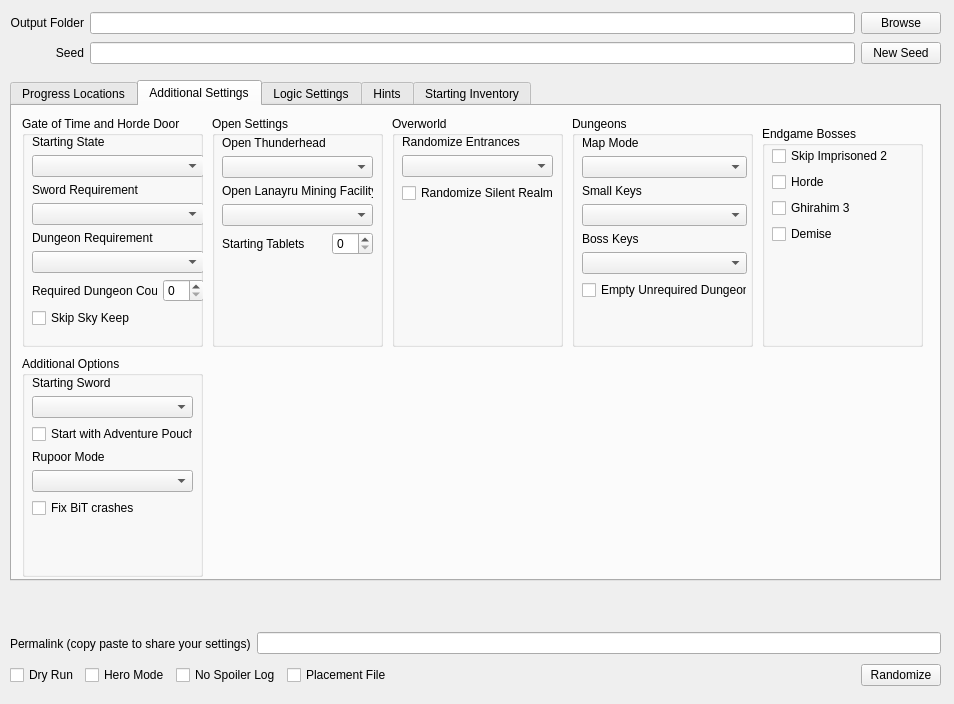
ssrando/ssrando, file gui/randogui.ui: the form before one commit.
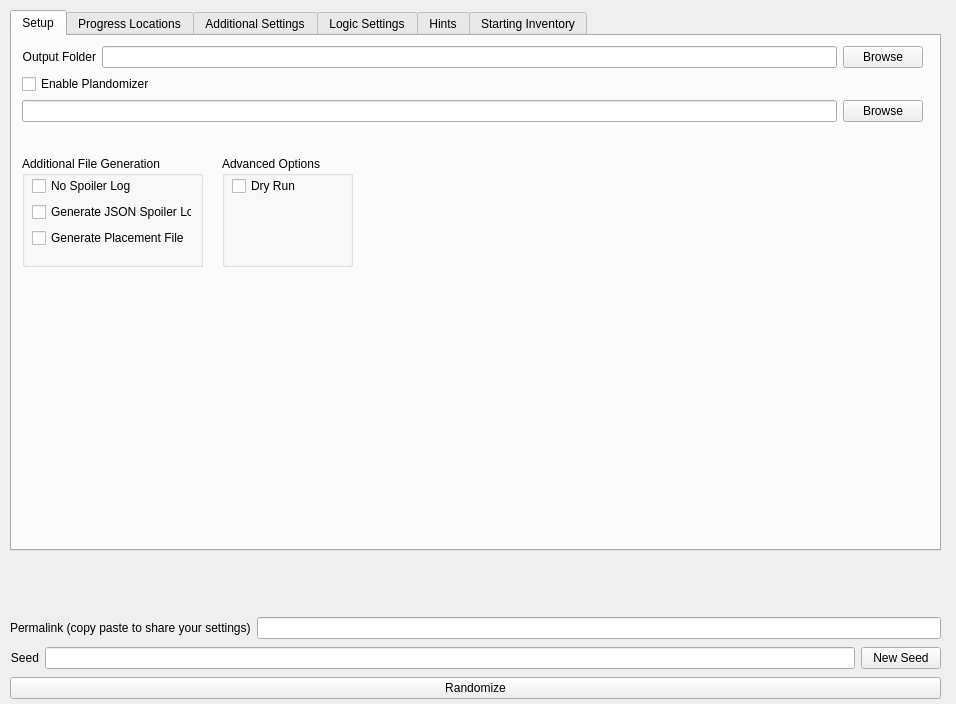
The form after the commit.

Commit message: added setup tab to the ui and rearranged existing elements

What changed in the file:
```diff
--- a/gui/randogui.ui
+++ b/gui/randogui.ui
@@ -6,7 +6,7 @@
    <rect>
     <x>0</x>
     <y>0</y>
-    <width>954</width>
+    <width>956</width>
     <height>704</height>
    </rect>
   </property>
@@ -26,24 +26,57 @@
      <verstretch>0</verstretch>
     </sizepolicy>
    </property>
-   <widget class="QWidget" name="gridLayoutWidget">
+   <widget class="QLabel" name="option_description">
+    <property name="enabled">
+     <bool>true</bool>
+    </property>
     <property name="geometry">
      <rect>
       <x>10</x>
-      <y>10</y>
+      <y>570</y>
       <width>931</width>
-      <height>58</height>
+      <height>31</height>
      </rect>
     </property>
-    <layout class="QGridLayout" name="gridLayout">
-     <item row="1" column="7">
-      <widget class="QPushButton" name="seed_button">
        <property name="text">
-        <string>New Seed</string>
-       </property>
-      </widget>
-     </item>
-     <item row="0" column="0">
+     <string/>
+    </property>
+    <property name="wordWrap">
+     <bool>true</bool>
+    </property>
+   </widget>
+   <widget class="QTabWidget" name="tabWidget">
+    <property name="geometry">
+     <rect>
+      <x>10</x>
+      <y>10</y>
+      <width>931</width>
+      <height>541</height>
+     </rect>
+    </property>
+    <property name="toolTip">
+     <string/>
+    </property>
+    <property name="currentIndex">
+     <number>0</number>
+    </property>
+    <widget class="QWidget" name="tab">
+     <attribute name="title">
+      <string>Setup</string>
+     </attribute>
+     <widget class="QWidget" name="verticalLayoutWidget_9">
+      <property name="geometry">
+       <rect>
+        <x>10</x>
+        <y>10</y>
+        <width>901</width>
+        <height>101</height>
+       </rect>
+      </property>
+      <layout class="QVBoxLayout" name="verticalLayout_29">
+       <item>
+        <layout class="QHBoxLayout" name="horizontalLayout_7">
+         <item>
       <widget class="QLabel" name="label_2">
        <property name="text">
         <string>Output Folder</string>
@@ -53,70 +86,80 @@
        </property>
       </widget>
      </item>
-     <item row="1" column="0">
-      <widget class="QLabel" name="label_3">
-       <property name="toolTip">
-        <string/>
-       </property>
-       <property name="toolTipDuration">
-        <number>-1</number>
-       </property>
-       <property name="statusTip">
-        <string/>
-       </property>
-       <property name="layoutDirection">
-        <enum>Qt::LeftToRight</enum>
-       </property>
-       <property name="autoFillBackground">
-        <bool>false</bool>
-       </property>
-       <property name="text">
-        <string>Seed</string>
-       </property>
-       <property name="alignment">
-        <set>Qt::AlignRight|Qt::AlignTrailing|Qt::AlignVCenter</set>
-       </property>
-      </widget>
-     </item>
-     <item row="0" column="7">
-      <widget class="QPushButton" name="ouput_folder_browse_button">
-       <property name="text">
-        <string>Browse</string>
-       </property>
-      </widget>
-     </item>
-     <item row="1" column="1">
-      <widget class="QLineEdit" name="seed"/>
-     </item>
-     <item row="0" column="1">
+         <item>
       <widget class="QLineEdit" name="output_folder"/>
      </item>
-    </layout>
-   </widget>
-   <widget class="QWidget" name="horizontalLayoutWidget">
-    <property name="geometry">
-     <rect>
-      <x>10</x>
-      <y>660</y>
-      <width>931</width>
-      <height>31</height>
-     </rect>
-    </property>
-    <layout class="QHBoxLayout" name="horizontalLayout">
+         <item>
+          <widget class="QPushButton" name="ouput_folder_browse_button">
+           <property name="text">
+            <string>Browse</string>
+           </property>
+          </widget>
+         </item>
+        </layout>
+       </item>
      <item>
-      <widget class="QCheckBox" name="option_dry_run">
+        <layout class="QVBoxLayout" name="verticalLayout_32">
+         <item>
+          <widget class="QCheckBox" name="option_plando">
        <property name="text">
-        <string>Dry Run</string>
+            <string>Enable Plandomizer</string>
        </property>
       </widget>
      </item>
      <item>
-      <widget class="QCheckBox" name="option_hero_mode">
+          <layout class="QHBoxLayout" name="horizontalLayout_19">
+           <item>
+            <widget class="QLineEdit" name="plando_file"/>
+           </item>
+           <item>
+            <widget class="QPushButton" name="plando_file_browse">
        <property name="text">
-        <string>Hero Mode</string>
+              <string>Browse</string>
        </property>
       </widget>
      </item>
+          </layout>
+         </item>
+        </layout>
+       </item>
+       <item>
+        <spacer name="verticalSpacer_12">
+         <property name="orientation">
+          <enum>Qt::Vertical</enum>
+         </property>
+         <property name="sizeHint" stdset="0">
+          <size>
+           <width>20</width>
+           <height>40</height>
+          </size>
+         </property>
+        </spacer>
+       </item>
+      </layout>
+     </widget>
+     <widget class="QGroupBox" name="groupBox_12">
+      <property name="geometry">
+       <rect>
+        <x>10</x>
+        <y>120</y>
+        <width>181</width>
+        <height>111</height>
+       </rect>
+      </property>
+      <property name="title">
+       <string>Additional File Generation</string>
+      </property>
+      <widget class="QWidget" name="verticalLayoutWidget_13">
+       <property name="geometry">
+        <rect>
+         <x>10</x>
+         <y>20</y>
+         <width>160</width>
+         <height>80</height>
+        </rect>
+       </property>
+       <layout class="QVBoxLayout" name="verticalLayout_33">
      <item>
       <widget class="QCheckBox" name="option_no_spoiler_log">
        <property name="text">
@@ -124,91 +167,82 @@
        </property>
       </widget>
      </item>
+        <item>
+         <widget class="QCheckBox" name="option_json_spoiler">
+          <property name="text">
+           <string>Generate JSON Spoiler Log</string>
+          </property>
+         </widget>
+        </item>
      <item>
       <widget class="QCheckBox" name="option_out_placement_file">
        <property name="text">
-        <string>Placement File</string>
+           <string>Generate Placement File</string>
        </property>
       </widget>
      </item>
      <item>
-      <spacer name="horizontalSpacer">
+         <spacer name="verticalSpacer_13">
        <property name="orientation">
-        <enum>Qt::Horizontal</enum>
+           <enum>Qt::Vertical</enum>
        </property>
        <property name="sizeHint" stdset="0">
         <size>
-         <width>40</width>
-         <height>20</height>
+            <width>20</width>
+            <height>40</height>
         </size>
        </property>
       </spacer>
      </item>
-     <item>
-      <widget class="QPushButton" name="randomize_button">
-       <property name="text">
-        <string>Randomize</string>
-       </property>
-      </widget>
-     </item>
-    </layout>
-   </widget>
-   <widget class="QLabel" name="option_description">
-    <property name="enabled">
-     <bool>true</bool>
-    </property>
+       </layout>
+      </widget>
+     </widget>
+     <widget class="QGroupBox" name="groupBox_13">
     <property name="geometry">
      <rect>
-      <x>10</x>
-      <y>590</y>
-      <width>931</width>
-      <height>31</height>
-     </rect>
-    </property>
-    <property name="text">
-     <string/>
-    </property>
-    <property name="wordWrap">
-     <bool>true</bool>
-    </property>
-   </widget>
-   <widget class="QWidget" name="horizontalLayoutWidget_2">
+        <x>210</x>
+        <y>120</y>
+        <width>131</width>
+        <height>111</height>
+       </rect>
+      </property>
+      <property name="title">
+       <string>Advanced Options</string>
+      </property>
+      <widget class="QWidget" name="verticalLayoutWidget_14">
     <property name="geometry">
      <rect>
       <x>10</x>
-      <y>630</y>
-      <width>931</width>
-      <height>27</height>
-     </rect>
-    </property>
-    <layout class="QHBoxLayout" name="horizontalLayout_3">
+         <y>20</y>
+         <width>111</width>
+         <height>81</height>
+        </rect>
+       </property>
+       <layout class="QVBoxLayout" name="verticalLayout_34">
      <item>
-      <widget class="QLabel" name="permalink_label">
+         <widget class="QCheckBox" name="option_dry_run">
        <property name="text">
-        <string>Permalink (copy paste to share your settings)</string>
+           <string>Dry Run</string>
        </property>
       </widget>
      </item>
      <item>
-      <widget class="QLineEdit" name="permalink"/>
+         <spacer name="verticalSpacer_14">
+          <property name="orientation">
+           <enum>Qt::Vertical</enum>
+          </property>
+          <property name="sizeHint" stdset="0">
+           <size>
+            <width>20</width>
+            <height>40</height>
+           </size>
+          </property>
+         </spacer>
      </item>
     </layout>
    </widget>
-   <widget class="QTabWidget" name="tabWidget">
-    <property name="geometry">
-     <rect>
-      <x>10</x>
-      <y>80</y>
-      <width>931</width>
-      <height>501</height>
-     </rect>
-    </property>
-    <property name="toolTip">
-     <string/>
-    </property>
-    <property name="currentIndex">
-     <number>1</number>
-    </property>
+     </widget>
+    </widget>
     <widget class="QWidget" name="tab_3">
      <attribute name="title">
       <string>Progress Locations</string>
@@ -582,7 +616,7 @@
         <x>10</x>
         <y>10</y>
         <width>181</width>
-        <height>231</height>
+        <height>251</height>
        </rect>
       </property>
       <property name="title">
@@ -593,8 +627,8 @@
         <rect>
          <x>10</x>
          <y>19</y>
-         <width>172</width>
-         <height>205</height>
+         <width>164</width>
+         <height>221</height>
         </rect>
        </property>
        <layout class="QVBoxLayout" name="verticalLayout">
@@ -643,7 +677,7 @@
             <item>
              <widget class="QLabel" name="label_for_option_required_dungeon_count">
               <property name="text">
-               <string>Required Dungeon Count</string>
+               <string>Required Dungeons</string>
               </property>
              </widget>
             </item>
@@ -699,7 +733,7 @@
         <x>560</x>
         <y>10</y>
         <width>181</width>
-        <height>231</height>
+        <height>251</height>
        </rect>
       </property>
       <property name="title">
@@ -711,7 +745,7 @@
          <x>10</x>
          <y>20</y>
          <width>165</width>
-         <height>204</height>
+         <height>221</height>
         </rect>
        </property>
        <layout class="QVBoxLayout" name="verticalLayout_10">
@@ -786,7 +820,7 @@
         <x>750</x>
         <y>20</y>
         <width>161</width>
-        <height>221</height>
+        <height>241</height>
        </rect>
       </property>
       <property name="title">
@@ -798,7 +832,7 @@
          <x>10</x>
          <y>20</y>
          <width>148</width>
-         <height>191</height>
+         <height>211</height>
         </rect>
        </property>
        <layout class="QVBoxLayout" name="verticalLayout_14">
@@ -852,7 +886,7 @@
         <x>200</x>
         <y>10</y>
         <width>171</width>
-        <height>231</height>
+        <height>251</height>
        </rect>
       </property>
       <property name="title">
@@ -864,7 +898,7 @@
          <x>10</x>
          <y>20</y>
          <width>151</width>
-         <height>201</height>
+         <height>221</height>
         </rect>
        </property>
        <layout class="QVBoxLayout" name="verticalLayout_2">
@@ -939,7 +973,7 @@
         <x>380</x>
         <y>10</y>
         <width>171</width>
-        <height>231</height>
+        <height>251</height>
        </rect>
       </property>
       <property name="title">
@@ -951,7 +985,7 @@
          <x>10</x>
          <y>19</y>
          <width>151</width>
-         <height>201</height>
+         <height>221</height>
         </rect>
        </property>
        <layout class="QVBoxLayout" name="verticalLayout_7">
@@ -1006,9 +1040,9 @@
       <property name="geometry">
        <rect>
         <x>10</x>
-        <y>250</y>
+        <y>270</y>
         <width>181</width>
-        <height>221</height>
+        <height>241</height>
        </rect>
       </property>
       <property name="title">
@@ -1020,7 +1054,7 @@
          <x>10</x>
          <y>20</y>
          <width>161</width>
-         <height>191</height>
+         <height>211</height>
         </rect>
        </property>
        <layout class="QVBoxLayout" name="verticalLayout_15">
@@ -1066,6 +1100,13 @@
           </property>
          </widget>
         </item>
+        <item>
+         <widget class="QCheckBox" name="option_hero_mode">
+          <property name="text">
+           <string>Hero Mode</string>
+          </property>
+         </widget>
+        </item>
         <item>
          <spacer name="verticalSpacer_6">
           <property name="orientation">
@@ -1456,6 +1497,82 @@
      </widget>
     </widget>
    </widget>
+   <widget class="QWidget" name="verticalLayoutWidget_10">
+    <property name="geometry">
+     <rect>
+      <x>10</x>
+      <y>615</y>
+      <width>931</width>
+      <height>86</height>
+     </rect>
+    </property>
+    <layout class="QVBoxLayout" name="verticalLayout_30">
+     <item>
+      <layout class="QHBoxLayout" name="horizontalLayout_3">
+       <item>
+        <widget class="QLabel" name="permalink_label">
+         <property name="text">
+          <string>Permalink (copy paste to share your settings)</string>
+         </property>
+        </widget>
+       </item>
+       <item>
+        <widget class="QLineEdit" name="permalink"/>
+       </item>
+      </layout>
+     </item>
+     <item>
+      <layout class="QHBoxLayout" name="horizontalLayout_16">
+       <item>
+        <widget class="QLabel" name="label_3">
+         <property name="toolTip">
+          <string/>
+         </property>
+         <property name="toolTipDuration">
+          <number>-1</number>
+         </property>
+         <property name="statusTip">
+          <string/>
+         </property>
+         <property name="layoutDirection">
+          <enum>Qt::LeftToRight</enum>
+         </property>
+         <property name="autoFillBackground">
+          <bool>false</bool>
+         </property>
+         <property name="text">
+          <string>Seed</string>
+         </property>
+         <property name="alignment">
+          <set>Qt::AlignRight|Qt::AlignTrailing|Qt::AlignVCenter</set>
+         </property>
+        </widget>
+       </item>
+       <item>
+        <widget class="QLineEdit" name="seed"/>
+       </item>
+       <item>
+        <widget class="QPushButton" name="seed_button">
+         <property name="text">
+          <string>New Seed</string>
+         </property>
+        </widget>
+       </item>
+      </layout>
+     </item>
+     <item>
+      <layout class="QHBoxLayout" name="horizontalLayout">
+       <item>
+        <widget class="QPushButton" name="randomize_button">
+         <property name="text">
+          <string>Randomize</string>
+         </property>
+        </widget>
+       </item>
+      </layout>
+     </item>
+    </layout>
+   </widget>
   </widget>
  </widget>
  <resources/>
```
Left out of the diff: 24 changed lines with no effect on the pictures. Lines whose indentation alone changed are shown as unchanged. The commit also changes 2 other files.
